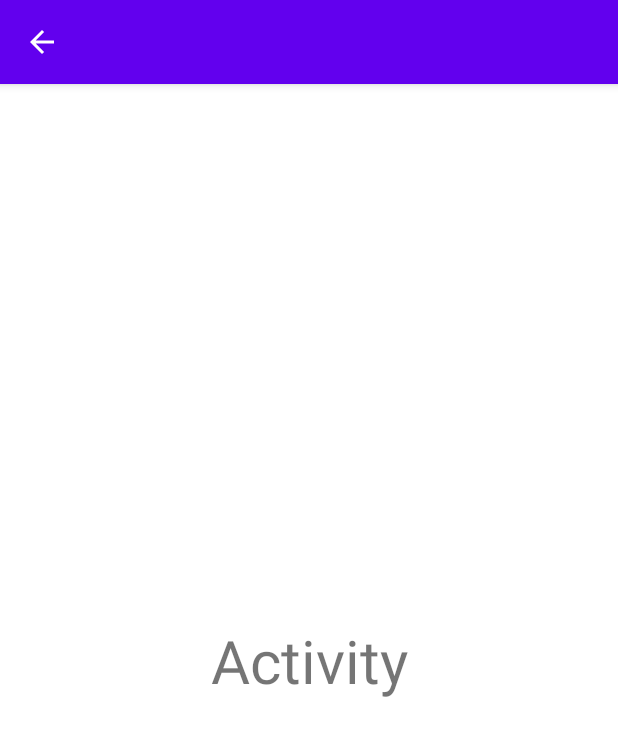
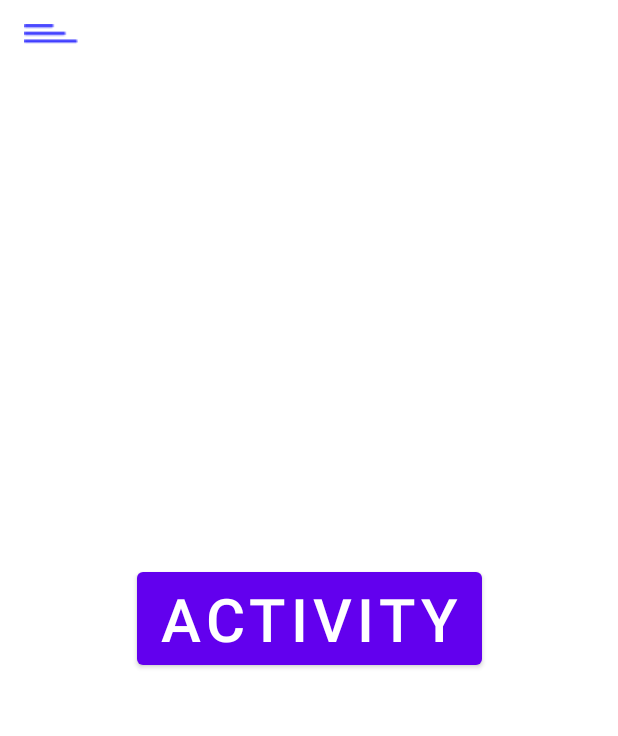
Before and after one commit to 866375/QazTutor, an Android app: the screen it shows after launch once a user with an empty profile is signed in (MainActivity), on a phone screen of 412 x 824 dp. Shown: the top 736 px of the screen. Run offline under Robolectric (Android 15) with nearby library versions, the phone set to English and light mode, and no system bars; our stand-ins replace Firebase (no records; nobody signed in at launch, a user with empty details on screens opened directly); Roboto replaces fonts that are not available here.

Commit message:
nav drawer

```diff
--- a/app/src/main/java/com/example/qaztutor/MainActivity.kt
+++ b/app/src/main/java/com/example/qaztutor/MainActivity.kt
@@ -1,8 +1,10 @@
 package com.example.qaztutor
 
+import android.annotation.SuppressLint
 import android.app.Activity
 import android.content.Intent
 import android.os.Bundle
+import android.view.Gravity
 import android.view.MenuItem
 import android.view.View
 import android.widget.Toast
@@ -19,7 +21,9 @@ class MainActivity : AppCompatActivity() {
     private lateinit var mAuth: FirebaseAuth
     private lateinit var mActivity: Activity
     private lateinit var mToggle: ActionBarDrawerToggle
+    private lateinit var mToolbar: androidx.appcompat.widget.Toolbar
 
+    @SuppressLint("WrongConstant")
     override fun onCreate(savedInstanceState: Bundle?) {
         super.onCreate(savedInstanceState)
         mBinding = ActivityMainBinding.inflate(layoutInflater)
@@ -31,18 +35,16 @@ class MainActivity : AppCompatActivity() {
 
         mAuth = FirebaseAuth.getInstance()
 
-        mToggle =
-            ActionBarDrawerToggle(mActivity, mBinding.drawerLayout, R.string.open, R.string.close)
-        mBinding.drawerLayout.addDrawerListener(mToggle)
-        mToggle.syncState()
 
-        mToggle.isDrawerIndicatorEnabled = false
 
-        supportActionBar?.setDisplayHomeAsUpEnabled(true)
-        getSupportActionBar()?.setDisplayShowTitleEnabled(false);
+        mBinding.navHam.setOnClickListener {
+            Toast.makeText(mActivity, "Clicked", Toast.LENGTH_SHORT).show()
+            mBinding.drawerLayout.openDrawer(Gravity.START)
+        }
 
-        Toast.makeText(mActivity, "Test", Toast.LENGTH_SHORT).show()
-
+        mBinding.testBtn.setOnClickListener {
+            Toast.makeText(mActivity, "Clicked", Toast.LENGTH_SHORT).show()
+        }
 
         mBinding.navView.setNavigationItemSelectedListener {
             when (it.itemId) {
@@ -56,6 +58,7 @@ class MainActivity : AppCompatActivity() {
                     "Settings clicked",
                     Toast.LENGTH_SHORT
                 ).show()
+                R.id.navLogout -> logout()
             }
             true
         }
@@ -73,4 +76,12 @@ class MainActivity : AppCompatActivity() {
         }
         return super.onOptionsItemSelected(item)
     }
+
+    private fun logout() {
+        mAuth.signOut()
+        val intent = Intent(mActivity, LoginActivity::class.java)
+        startActivity(intent)
+        finish()
+    }
+
 }
--- /dev/null
+++ b/app/src/main/res/drawable/ic_baseline_exit_to_app_24.xml
@@ -0,0 +1,10 @@
+<vector xmlns:android="http://schemas.android.com/apk/res/android"
+    android:width="24dp"
+    android:height="24dp"
+    android:viewportWidth="24"
+    android:viewportHeight="24"
+    android:tint="?attr/colorControlNormal">
+  <path
+      android:fillColor="@android:color/white"
+      android:pathData="M10.09,15.59L11.5,17l5,-5 -5,-5 -1.41,1.41L12.67,11H3v2h9.67l-2.58,2.59zM19,3H5c-1.11,0 -2,0.9 -2,2v4h2V5h14v14H5v-4H3v4c0,1.1 0.89,2 2,2h14c1.1,0 2,-0.9 2,-2V5c0,-1.1 -0.9,-2 -2,-2z"/>
+</vector>
--- a/app/src/main/res/layout/activity_main.xml
+++ b/app/src/main/res/layout/activity_main.xml
@@ -5,13 +5,27 @@
     android:id="@+id/drawerLayout"
     android:layout_width="match_parent"
     android:layout_height="match_parent"
+    android:background="#ffffff"
+    android:fitsSystemWindows="true"
     tools:context=".MainActivity">
 
     <androidx.constraintlayout.widget.ConstraintLayout
         android:layout_width="match_parent"
         android:layout_height="match_parent">
 
-        <TextView
+        <ImageView
+            android:id="@+id/navHam"
+            android:layout_width="wrap_content"
+            android:layout_height="wrap_content"
+            android:paddingLeft="16dp"
+            android:paddingTop="16dp"
+            android:src="@drawable/nav_menu"
+            app:layout_constraintStart_toStartOf="parent"
+            app:layout_constraintTop_toTopOf="parent" />
+
+
+        <Button
+            android:id="@+id/testBtn"
             android:layout_width="wrap_content"
             android:layout_height="wrap_content"
             android:text="Activity"
@@ -24,12 +38,16 @@
 
     </androidx.constraintlayout.widget.ConstraintLayout>
 
+
     <com.google.android.material.navigation.NavigationView
         android:id="@+id/navView"
         android:layout_width="wrap_content"
         android:layout_height="match_parent"
         android:layout_gravity="start"
         android:fitsSystemWindows="true"
+        app:itemHorizontalPadding="40dp"
+        app:itemTextAppearance="@style/TextViewStyle"
+        app:itemTextColor="@color/secondColor"
         app:menu="@menu/nav_drawer_menu" />
 
 
--- a/app/src/main/res/menu/nav_drawer_menu.xml
+++ b/app/src/main/res/menu/nav_drawer_menu.xml
@@ -1,6 +1,6 @@
 <?xml version="1.0" encoding="utf-8"?>
 <menu xmlns:android="http://schemas.android.com/apk/res/android">
-
+    <group>
         <item
             android:id="@+id/navHome"
             android:title="Home" />
@@ -16,4 +16,20 @@
         <item
             android:id="@+id/navSettings"
             android:title="Settings" />
+    </group>
+
+    <item android:title="">
+
+        <menu>
+
+            <group android:checkableBehavior="single">
+
+                <item
+                    android:id="@+id/navLogout"
+                    android:icon="@drawable/ic_baseline_exit_to_app_24"
+                    android:title="Logout" />
+            </group>
+
         </menu>
+    </item>
+</menu>
--- /dev/null
+++ b/app/src/main/res/values/dimens.xml
@@ -0,0 +1,4 @@
+<?xml version="1.0" encoding="utf-8"?>
+<resources xmlns:tools="http://schemas.android.com/tools">
+    <dimen name="design_navigation_separator_vertical_padding" tools:override="true">20dp</dimen>
+</resources>
--- a/app/src/main/res/values/themes.xml
+++ b/app/src/main/res/values/themes.xml
@@ -12,5 +12,29 @@
         <!-- Status bar color. -->
         <item name="android:statusBarColor" tools:targetApi="l">@color/white</item>
         <!-- Customize your theme here. -->
+        <item name="drawerArrowStyle">@style/DrawerIcon</item>
+        <item name="windowActionBar">false</item>
+        <item name="windowNoTitle">true</item>
     </style>
+
+    <style name="Theme.QazTutor.AppBarOverlay_" parent="ThemeOverlay.AppCompat.Dark.ActionBar" />
+
+    <style name="Theme.QazTutor.popUpOverlay_" parent="ThemeOverlay.AppCompat.Light" />
+
+    <style name="TextViewStyle" parent="android:Widget.TextView">
+        <item name="android:fontFamily">@font/montserrat</item>
+        <item name="android:textSize">16sp</item>
+    </style>
+
+    <style name="DrawerIcon" parent="Widget.AppCompat.DrawerArrowToggle">
+        <item name="icon">@drawable/nav_menu</item>
+    </style>
+
+    <style name="CustomActionBar" parent="@style/ThemeOverlay.AppCompat.Dark.ActionBar">
+        <item name="android:windowActionBarOverlay">true</item>
+        <!-- Support library compatibility -->
+        <item name="windowActionBarOverlay">true</item>
+    </style>
+
+
 </resources>
```
Also changed, not shown: app/src/main/res/layout/app_bar_main.xml (added, +28 -0 lines). Lines whose indentation alone changed are shown as unchanged.
